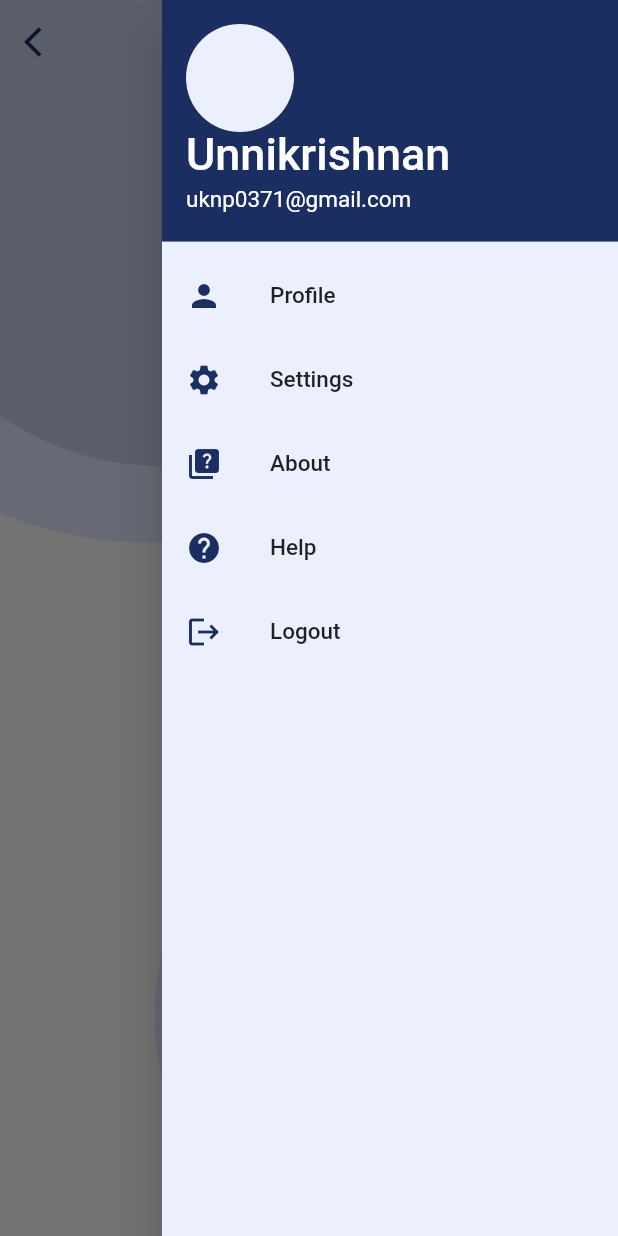
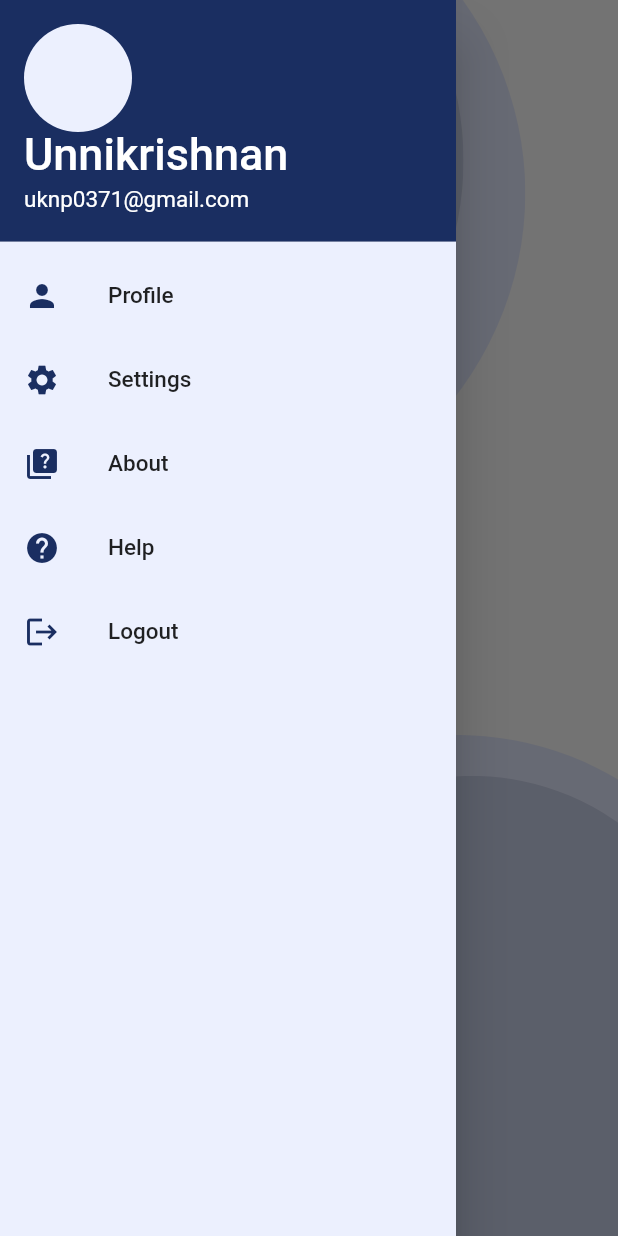
Before and after one commit to UnnikrishnanNP/crowdless, a Flutter app: the BackgroundMain screen opened directly with empty values, with the side drawer open, on a phone screen of 412 x 824 dp. Run offline on Flutter 3.47's test engine with Material 2 defaults, Android fonts, the phone set to English and light mode, and no system bars; our stand-ins replace cloud_firestore, firebase_auth, firebase_core, firebase_database, flutter_svg, qr_flutter and 1 more; missing offline and left inert: qr_code_scanner; accounts and stored records are empty.

Commit message:
crowdless : updated appbar

```diff
--- a/lib/screens/1_greeting_screen/greeting_screen.dart
+++ b/lib/screens/1_greeting_screen/greeting_screen.dart
@@ -5,8 +5,6 @@ import 'package:shared_preferences/shared_preferences.dart';
 
 import 'package:crowdless/constants/colors.dart';
 import 'package:crowdless/methods/database.dart';
-import 'package:crowdless/screens/customer_screens/1_home_screen/customer_homescreen.dart';
-import 'package:crowdless/screens/merchant_screens/1_homescreen/merchant_homescreen.dart';
 
 import '../../router/app_router.dart' as route;
 
--- a/lib/widgets/other_widgets/background.dart
+++ b/lib/widgets/other_widgets/background.dart
@@ -20,19 +20,11 @@ class _BackgroundMainState extends State<BackgroundMain> {
 
     return Scaffold(
       extendBodyBehindAppBar: true,
-      endDrawer: const NavBar(),
+      drawer: const NavBar(),
       appBar: AppBar(
         iconTheme: const IconThemeData(color: primaryColor),
         elevation: 0,
         backgroundColor: Colors.white.withOpacity(0),
-        leading: GestureDetector(
-            child: const Icon(
-              Icons.arrow_back_ios,
-              color: primaryColor,
-            ),
-            onTap: () {
-              Navigator.pop(context);
-            }),
       ),
       body: SizedBox(
         height: size.height,
```
